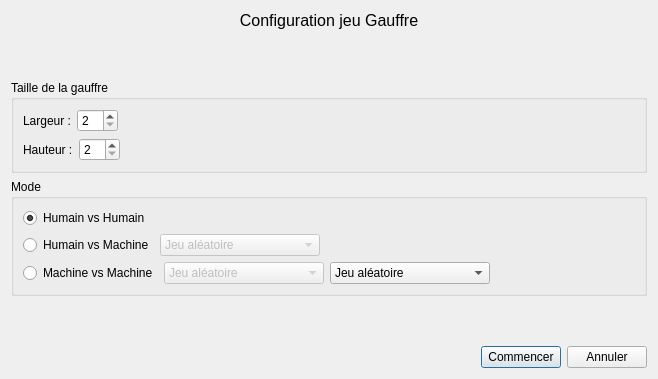
Before: the Qt Designer form preprojet/CV/Gauffre/ConfigGameWindow.ui in paboccard/Projet_Prog_Jeu, drawn with Qt 5.
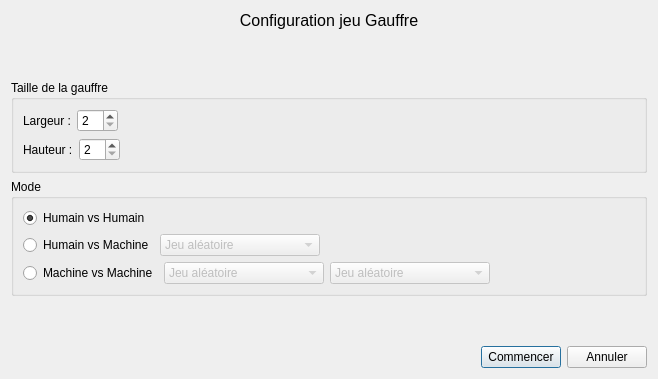
After: the same form once the commit is applied.

```diff
--- a/preprojet/CV/Gauffre/ConfigGameWindow.ui
+++ b/preprojet/CV/Gauffre/ConfigGameWindow.ui
@@ -224,7 +224,7 @@
         <item>
          <widget class="QComboBox" name="comboBox_2">
           <property name="enabled">
-           <bool>true</bool>
+           <bool>false</bool>
           </property>
           <item>
            <property name="text">
```
Left out of the diff: 4 changed lines with no effect on the pictures.
